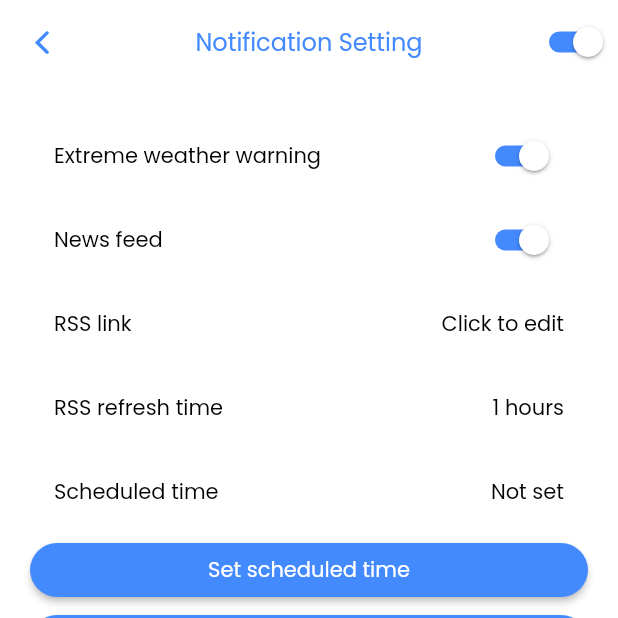
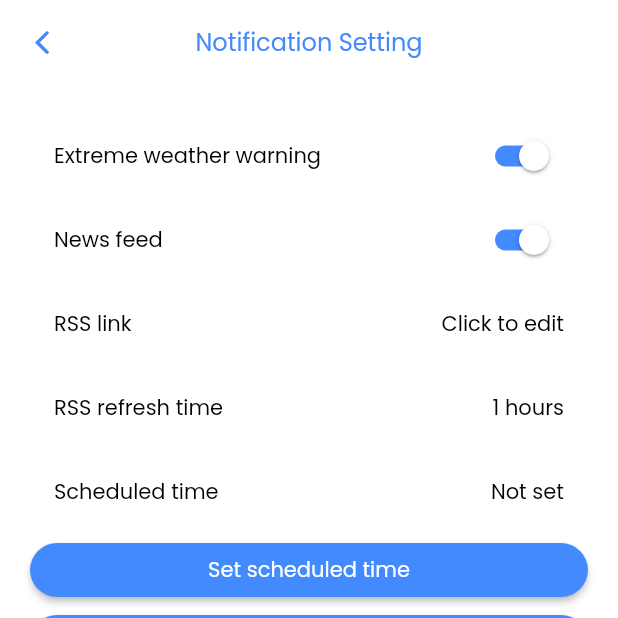
Before and after one commit to ImHuonghihi/WeatherTOP, a Flutter app: the NotificationSetting screen opened directly, on a phone screen of 412 x 824 dp, the top half of it. Run offline on Flutter 3.47's test engine with Material 2 defaults, Android fonts, the phone set to English and light mode, and no system bars; our stand-ins replace animate_do, awesome_notifications, bloc, conditional_builder_null_safety, dio, firebase_core and 11 more; missing offline and left inert: awesome_notifications_fcm; accounts and stored records are empty; statements that could not run were skipped; project files that could hold a hidden picture were left out.

Commit message:
update UI Noti

```diff
--- a/lib/presentation/notification_screen/home_screen_noti.dart
+++ b/lib/presentation/notification_screen/home_screen_noti.dart
@@ -41,19 +41,6 @@ class _NotificationSettingState extends State<NotificationSetting> {
           },
           icon: const Icon(CupertinoIcons.back, color: blueColor),
         ),
-        actions: [
-          //switch to enable/disable notification
-          Switch(
-            value: isNotificationEnabled,
-            onChanged: (value) {
-              setState(() {
-                isNotificationEnabled = value;
-              });
-            },
-            activeTrackColor: blueColor,
-            activeColor: whiteColor,
-          ),
-        ],
         title: MyText(
           text: 'Notification Setting',
           size: fontSizeL - 2,
```
